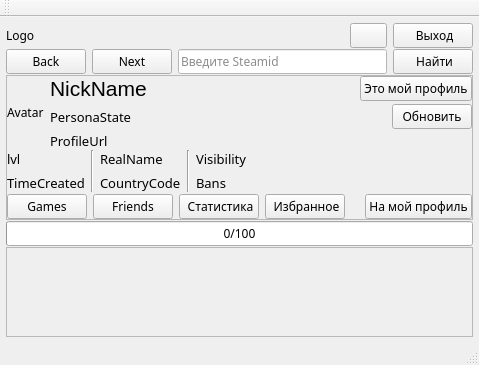
Old version of the form AraSteamManager/mainwindow.ui in the repository Arankir/AraSteamManager.
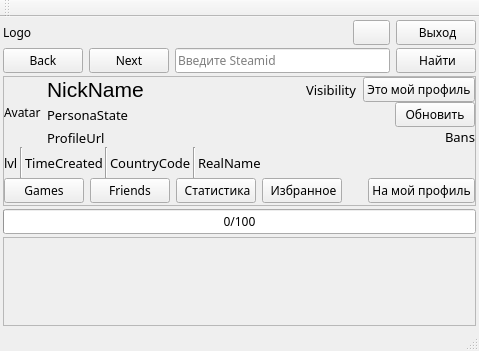
New version of the form.

The edit to the form file:
```diff
--- a/AraSteamManager/mainwindow.ui
+++ b/AraSteamManager/mainwindow.ui
@@ -7,7 +7,7 @@
     <x>0</x>
     <y>0</y>
     <width>479</width>
-    <height>365</height>
+    <height>351</height>
    </rect>
   </property>
   <property name="font">
@@ -21,19 +21,19 @@
   <widget class="QWidget" name="centralWidget">
    <layout class="QVBoxLayout" name="verticalLayout">
     <property name="spacing">
-     <number>1</number>
+     <number>3</number>
     </property>
     <property name="leftMargin">
-     <number>6</number>
+     <number>3</number>
     </property>
     <property name="topMargin">
-     <number>6</number>
+     <number>3</number>
     </property>
     <property name="rightMargin">
-     <number>6</number>
+     <number>3</number>
     </property>
     <property name="bottomMargin">
-     <number>6</number>
+     <number>3</number>
     </property>
     <item>
      <layout class="QHBoxLayout" name="horizontalLayout_3">
@@ -91,10 +91,6 @@
       </item>
       <item>
        <widget class="QLineEdit" name="LineEditIdProfile">
-        <property name="styleSheet">
-         <string notr="true">background-color: rgb(255, 255, 255);
-color: rgb(26, 26, 26);</string>
-        </property>
         <property name="placeholderText">
          <string>Введите Steamid</string>
         </property>
@@ -120,10 +116,16 @@
         <verstretch>0</verstretch>
        </sizepolicy>
       </property>
+      <property name="minimumSize">
+       <size>
+        <width>0</width>
+        <height>130</height>
+       </size>
+      </property>
       <property name="maximumSize">
        <size>
         <width>16777215</width>
-        <height>150</height>
+        <height>130</height>
        </size>
       </property>
       <property name="verticalScrollBarPolicy">
@@ -137,13 +139,13 @@
         <rect>
          <x>0</x>
          <y>0</y>
-         <width>465</width>
-         <height>148</height>
+         <width>471</width>
+         <height>128</height>
         </rect>
        </property>
-       <layout class="QVBoxLayout" name="verticalLayout_2">
+       <layout class="QVBoxLayout" name="verticalLayout_3">
         <property name="spacing">
-         <number>2</number>
+         <number>0</number>
         </property>
         <property name="leftMargin">
          <number>0</number>
@@ -158,52 +160,8 @@
          <number>0</number>
         </property>
         <item>
-         <layout class="QGridLayout" name="gridLayout_2">
-          <property name="verticalSpacing">
-           <number>3</number>
-          </property>
-          <item row="2" column="1" colspan="2">
-           <widget class="QLabel" name="LabelProfileUrl">
-            <property name="maximumSize">
-             <size>
-              <width>16777215</width>
-              <height>16</height>
-             </size>
-            </property>
-            <property name="font">
-             <font>
-              <family>Ebrima</family>
-              <pointsize>10</pointsize>
-             </font>
-            </property>
-            <property name="text">
-             <string>ProfileUrl</string>
-            </property>
-            <property name="wordWrap">
-             <bool>true</bool>
-            </property>
-            <property name="openExternalLinks">
-             <bool>true</bool>
-            </property>
-            <property name="textInteractionFlags">
-             <set>Qt::TextBrowserInteraction</set>
-            </property>
-           </widget>
-          </item>
-          <item row="0" column="1">
-           <widget class="QLabel" name="LabelNick">
-            <property name="font">
-             <font>
-              <family>MS Shell Dlg 2</family>
-              <pointsize>16</pointsize>
-             </font>
-            </property>
-            <property name="text">
-             <string>NickName</string>
-            </property>
-           </widget>
-          </item>
-          <item row="0" column="0" rowspan="3">
+         <layout class="QHBoxLayout" name="horizontalLayout_8">
+          <item>
            <widget class="QLabel" name="LabelAvatar">
             <property name="maximumSize">
              <size>
@@ -216,14 +174,176 @@
             </property>
            </widget>
           </item>
-          <item row="1" column="1" colspan="2">
-           <widget class="QLabel" name="LabelPersonaState">
-            <property name="maximumSize">
-             <size>
-              <width>16777215</width>
-              <height>16</height>
-             </size>
+          <item>
+           <layout class="QVBoxLayout" name="verticalLayout_2">
+            <property name="spacing">
+             <number>0</number>
             </property>
+            <item>
+             <layout class="QHBoxLayout" name="horizontalLayout_7">
+              <item>
+               <widget class="QLabel" name="LabelNick">
+                <property name="font">
+                 <font>
+                  <family>MS Shell Dlg 2</family>
+                  <pointsize>16</pointsize>
+                 </font>
+                </property>
+                <property name="text">
+                 <string>NickName</string>
+                </property>
+               </widget>
+              </item>
+              <item>
+               <spacer name="horizontalSpacer">
+                <property name="orientation">
+                 <enum>Qt::Horizontal</enum>
+                </property>
+                <property name="sizeHint" stdset="0">
+                 <size>
+                  <width>40</width>
+                  <height>20</height>
+                 </size>
+                </property>
+               </spacer>
+              </item>
+              <item>
+               <widget class="QLabel" name="LabelProfileVisibility">
+                <property name="font">
+                 <font>
+                  <family>Ebrima</family>
+                  <pointsize>10</pointsize>
+                 </font>
+                </property>
+                <property name="text">
+                 <string>Visibility</string>
+                </property>
+               </widget>
+              </item>
+              <item>
+               <widget class="QPushButton" name="ButtonSetProfile">
+                <property name="text">
+                 <string>Это мой профиль</string>
+                </property>
+               </widget>
+              </item>
+             </layout>
+            </item>
+            <item>
+             <layout class="QHBoxLayout" name="horizontalLayout_6">
+              <item>
+               <widget class="QLabel" name="LabelPersonaState">
+                <property name="maximumSize">
+                 <size>
+                  <width>16777215</width>
+                  <height>16</height>
+                 </size>
+                </property>
+                <property name="font">
+                 <font>
+                  <family>Ebrima</family>
+                  <pointsize>10</pointsize>
+                 </font>
+                </property>
+                <property name="text">
+                 <string>PersonaState</string>
+                </property>
+                <property name="alignment">
+                 <set>Qt::AlignLeading|Qt::AlignLeft|Qt::AlignTop</set>
+                </property>
+                <property name="wordWrap">
+                 <bool>true</bool>
+                </property>
+               </widget>
+              </item>
+              <item>
+               <spacer name="horizontalSpacer_6">
+                <property name="orientation">
+                 <enum>Qt::Horizontal</enum>
+                </property>
+                <property name="sizeHint" stdset="0">
+                 <size>
+                  <width>108</width>
+                  <height>20</height>
+                 </size>
+                </property>
+               </spacer>
+              </item>
+              <item>
+               <widget class="QPushButton" name="ButtonUpdate">
+                <property name="text">
+                 <string>Обновить</string>
+                </property>
+               </widget>
+              </item>
+             </layout>
+            </item>
+            <item>
+             <layout class="QHBoxLayout" name="horizontalLayout_5">
+              <item>
+               <widget class="QLabel" name="LabelProfileUrl">
+                <property name="maximumSize">
+                 <size>
+                  <width>16777215</width>
+                  <height>16</height>
+                 </size>
+                </property>
+                <property name="font">
+                 <font>
+                  <family>Ebrima</family>
+                  <pointsize>10</pointsize>
+                 </font>
+                </property>
+                <property name="text">
+                 <string>ProfileUrl</string>
+                </property>
+                <property name="openExternalLinks">
+                 <bool>true</bool>
+                </property>
+                <property name="textInteractionFlags">
+                 <set>Qt::TextBrowserInteraction</set>
+                </property>
+               </widget>
+              </item>
+              <item>
+               <spacer name="horizontalSpacer_3">
+                <property name="orientation">
+                 <enum>Qt::Horizontal</enum>
+                </property>
+                <property name="sizeHint" stdset="0">
+                 <size>
+                  <width>40</width>
+                  <height>20</height>
+                 </size>
+                </property>
+               </spacer>
+              </item>
+              <item>
+               <widget class="QLabel" name="LabelBans">
+                <property name="font">
+                 <font>
+                  <family>Ebrima</family>
+                  <pointsize>10</pointsize>
+                 </font>
+                </property>
+                <property name="text">
+                 <string>Bans</string>
+                </property>
+               </widget>
+              </item>
+             </layout>
+            </item>
+           </layout>
+          </item>
+         </layout>
+        </item>
+        <item>
+         <layout class="QHBoxLayout" name="horizontalLayout_2">
+          <property name="spacing">
+           <number>2</number>
+          </property>
+          <item>
+           <widget class="QLabel" name="Labellvl">
             <property name="font">
              <font>
               <family>Ebrima</family>
@@ -231,48 +351,18 @@
              </font>
             </property>
             <property name="text">
-             <string>PersonaState</string>
-            </property>
-            <property name="alignment">
-             <set>Qt::AlignLeading|Qt::AlignLeft|Qt::AlignTop</set>
-            </property>
-            <property name="wordWrap">
-             <bool>true</bool>
+             <string>lvl</string>
             </property>
            </widget>
           </item>
-          <item row="0" column="2">
-           <spacer name="horizontalSpacer">
+          <item>
+           <widget class="Line" name="line">
             <property name="orientation">
-             <enum>Qt::Horizontal</enum>
+             <enum>Qt::Vertical</enum>
             </property>
-            <property name="sizeHint" stdset="0">
-             <size>
-              <width>40</width>
-              <height>20</height>
-             </size>
-            </property>
-           </spacer>
-          </item>
-          <item row="0" column="3" colspan="2">
-           <widget class="QPushButton" name="ButtonSetProfile">
-            <property name="text">
-             <string>Это мой профиль</string>
-            </property>
            </widget>
           </item>
-          <item row="1" column="4">
-           <widget class="QPushButton" name="ButtonUpdate">
-            <property name="text">
-             <string>Обновить</string>
-            </property>
-           </widget>
-          </item>
-         </layout>
-        </item>
-        <item>
-         <layout class="QGridLayout" name="gridLayout_3">
-          <item row="1" column="0">
+          <item>
            <widget class="QLabel" name="LabelTimeCreated">
             <property name="font">
              <font>
@@ -285,7 +375,14 @@
             </property>
            </widget>
           </item>
-          <item row="1" column="2">
+          <item>
+           <widget class="Line" name="line_2">
+            <property name="orientation">
+             <enum>Qt::Vertical</enum>
+            </property>
+           </widget>
+          </item>
+          <item>
            <widget class="QLabel" name="LabelLocCountryCode">
             <property name="font">
              <font>
@@ -298,7 +395,14 @@
             </property>
            </widget>
           </item>
-          <item row="0" column="2">
+          <item>
+           <widget class="Line" name="line_3">
+            <property name="orientation">
+             <enum>Qt::Vertical</enum>
+            </property>
+           </widget>
+          </item>
+          <item>
            <widget class="QLabel" name="LabelRealName">
             <property name="font">
              <font>
@@ -311,20 +415,7 @@
             </property>
            </widget>
           </item>
-          <item row="0" column="0">
-           <widget class="QLabel" name="Labellvl">
-            <property name="font">
-             <font>
-              <family>Ebrima</family>
-              <pointsize>10</pointsize>
-             </font>
-            </property>
-            <property name="text">
-             <string>lvl</string>
-            </property>
-           </widget>
-          </item>
-          <item row="0" column="5" rowspan="2">
+          <item>
            <spacer name="horizontalSpacer_5">
             <property name="orientation">
              <enum>Qt::Horizontal</enum>
@@ -337,50 +428,13 @@
             </property>
            </spacer>
           </item>
-          <item row="0" column="4">
-           <widget class="QLabel" name="LabelProfileVisibility">
-            <property name="font">
-             <font>
-              <family>Ebrima</family>
-              <pointsize>10</pointsize>
-             </font>
-            </property>
-            <property name="text">
-             <string>Visibility</string>
-            </property>
-           </widget>
-          </item>
-          <item row="1" column="4">
-           <widget class="QLabel" name="LabelBans">
-            <property name="font">
-             <font>
-              <family>Ebrima</family>
-              <pointsize>10</pointsize>
-             </font>
-            </property>
-            <property name="text">
-             <string>Bans</string>
-            </property>
-           </widget>
-          </item>
-          <item row="0" column="1" rowspan="2">
-           <widget class="Line" name="line">
-            <property name="orientation">
-             <enum>Qt::Vertical</enum>
-            </property>
-           </widget>
-          </item>
-          <item row="0" column="3" rowspan="2">
-           <widget class="Line" name="line_2">
-            <property name="orientation">
-             <enum>Qt::Vertical</enum>
-            </property>
-           </widget>
-          </item>
          </layout>
         </item>
         <item>
          <layout class="QHBoxLayout" name="horizontalLayout">
+          <property name="bottomMargin">
+           <number>2</number>
+          </property>
           <item>
            <widget class="QPushButton" name="ButtonGames">
             <property name="enabled">
@@ -461,7 +515,7 @@
         <rect>
          <x>0</x>
          <y>0</y>
-         <width>465</width>
+         <width>471</width>
          <height>68</height>
         </rect>
        </property>
```
